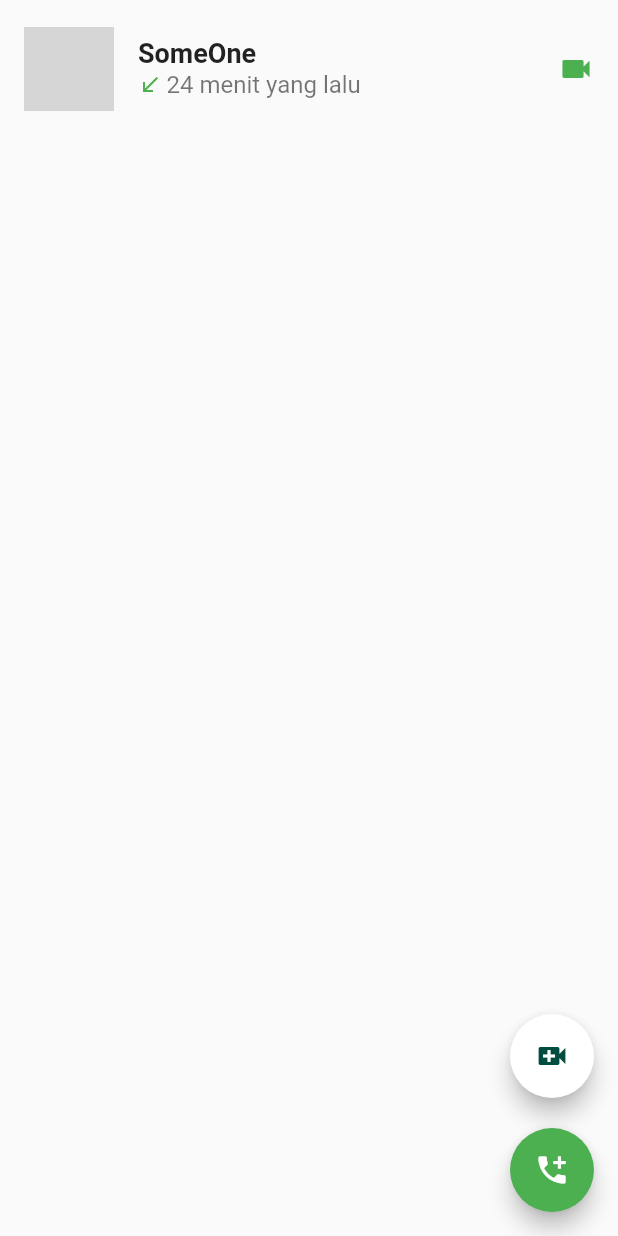
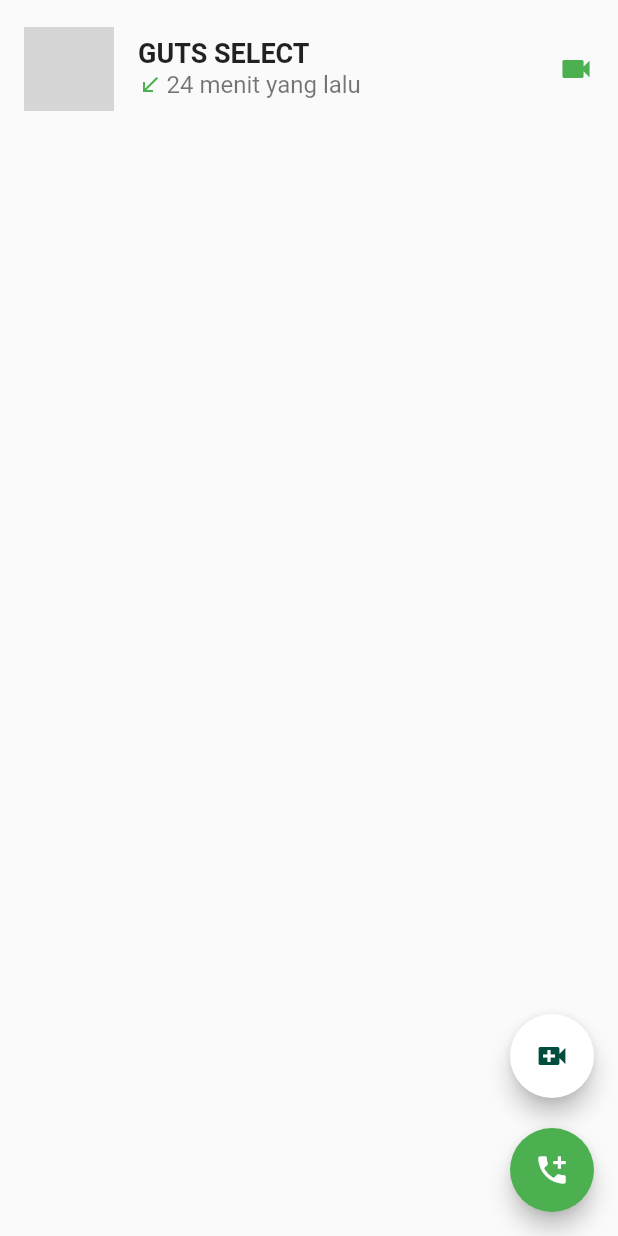
Before and after one commit to Politeknik-Banyuwangi/project-uts-mobile-apps-pram-ui, a Flutter app: the Calls screen opened directly, on a phone screen of 412 x 824 dp. Run offline on Flutter 3.47's test engine with Material 2 defaults, Android fonts, the phone set to English and light mode, and no system bars; our stand-ins replace font_awesome_flutter, image_picker; missing offline and left inert: image_picker_for_web; network calls fail; grey boxes are pictures that could not be loaded.

```diff
--- a/lib/calls.dart
+++ b/lib/calls.dart
@@ -26,7 +26,7 @@ class Calls extends StatelessWidget {
                 radius: 30.0,
               ),
               title: Text(
-                'SomeOne',
+                'GUTS SELECT',
                 style: TextStyle(
                   fontWeight: FontWeight.bold,
                   fontSize: 18.0,
```
Also changed, not shown: 1 other file.
